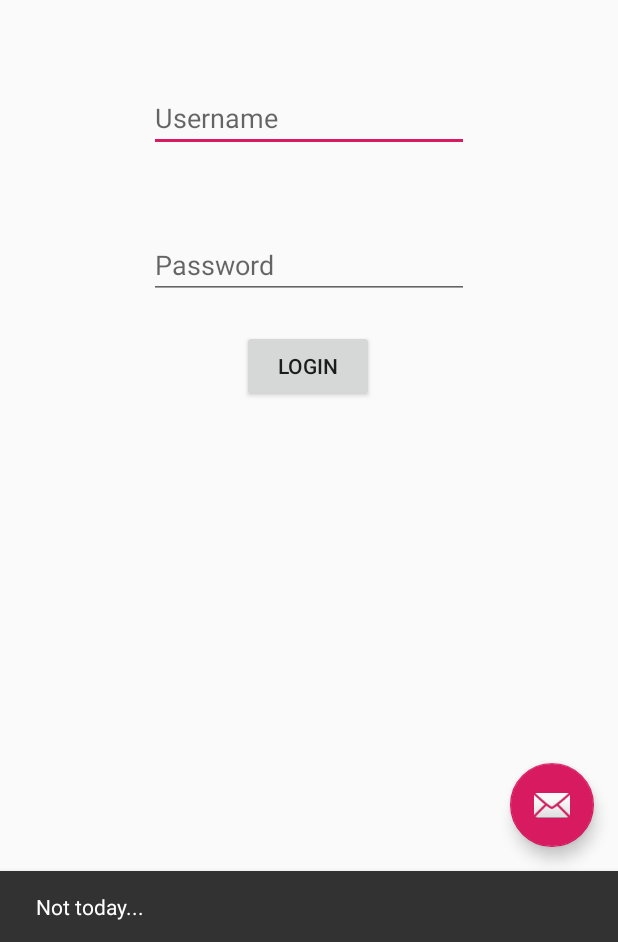
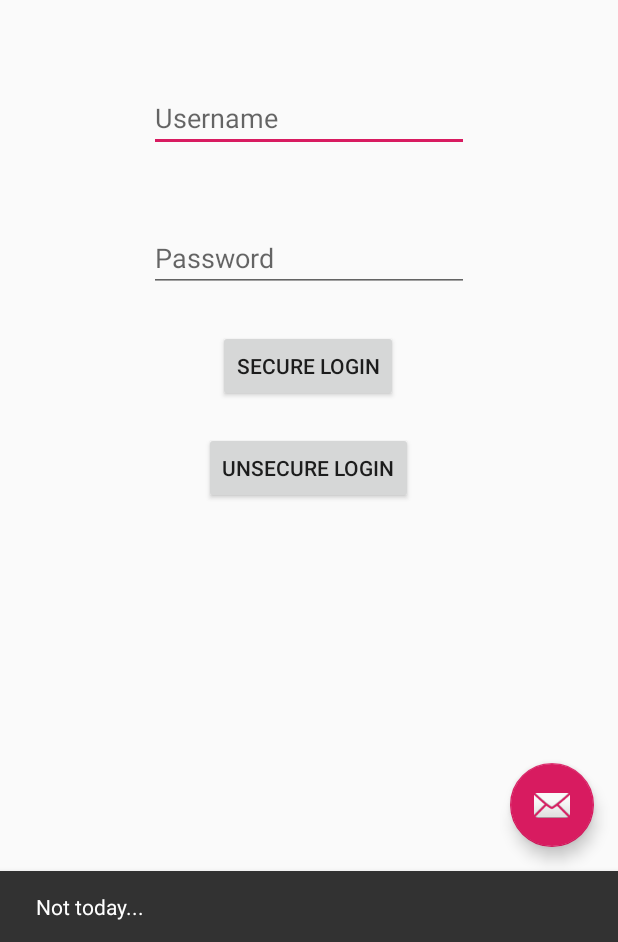
Before and after one commit to choringa/NAFAA_pub, an Android app: the screen it shows after launch (MainActivity), after a tap on an icon or button, on a phone screen of 412 x 824 dp, the part 294-1236 px from its top. Run offline under Robolectric (Android 15) with nearby library versions, the phone set to English and light mode, and no system bars.

Commit message:
Add unsecure method that allows all certificates with a button of login unsecure that would use the okhttp unsecure client. With this can configure the Burp certificate and test bouth cases at once (Case 1: SSL pinned certificate; Case 2: Not Pinning)

```diff
--- a/app/src/main/java/com/indi/nafaa/MainActivity.java
+++ b/app/src/main/java/com/indi/nafaa/MainActivity.java
@@ -36,22 +36,30 @@ public class MainActivity extends AppCompatActivity {
 
         final EditText etUsername = findViewById(R.id.et_main_username);
         final EditText etPassword = findViewById(R.id.et_main_password);
-        Button btnBake = findViewById(R.id.btnSecret);
-        btnBake.setOnClickListener(new View.OnClickListener() {
+        Button btnLoginSecure = findViewById(R.id.btnSecureLogin);
+        btnLoginSecure.setOnClickListener(new View.OnClickListener() {
             @Override
             public void onClick(View v) {
-                secretMethod(etUsername.getText().toString(), etPassword.getText().toString());
+                loginMethod(etUsername.getText().toString(), etPassword.getText().toString(), true);
+            }
+        });
+
+        Button btnLoginUnsecure = findViewById(R.id.btnUnsecureLogin);
+        btnLoginUnsecure.setOnClickListener(new View.OnClickListener() {
+            @Override
+            public void onClick(View v) {
+                loginMethod(etUsername.getText().toString(), etPassword.getText().toString(), false);
             }
         });
     }
 
-    public void secretMethod(String username, String password){
+    public void loginMethod(String username, String password, boolean secure){
         Utils utils = new Utils();
         JSONObject jsonObject = new JSONObject();
         try {
             jsonObject.put("username", username);
             jsonObject.put("password", password);
-            Object[] params = {utils, jsonObject.toString()};
+            Object[] params = {utils, jsonObject.toString(), secure};
             new RequestAsyncTask(this).execute(params);
         } catch (JSONException e) {
             e.printStackTrace();
--- a/app/src/main/java/com/indi/nafaa/RequestAsyncTask.java
+++ b/app/src/main/java/com/indi/nafaa/RequestAsyncTask.java
@@ -21,7 +21,8 @@ public class RequestAsyncTask extends AsyncTask<Object, Void, String> {
     protected String doInBackground(Object... params) {
         Utils utils = (Utils) params[0];
         String jsonString = (String) params[1];
-        String response = utils.makePostRequest(Utils.LOGIN_SERVICE, jsonString);
+        boolean secure = (boolean) params[2];
+        String response = utils.makePostRequest(Utils.LOGIN_SERVICE, jsonString, secure);
         return response;
     }
 
--- a/app/src/main/res/layout/content_main.xml
+++ b/app/src/main/res/layout/content_main.xml
@@ -20,11 +20,22 @@
         app:layout_constraintVertical_bias="0.161" />
 
     <Button
-        android:id="@+id/btnSecret"
+        android:id="@+id/btnSecureLogin"
         android:layout_width="wrap_content"
         android:layout_height="wrap_content"
         android:layout_marginTop="220dp"
         android:text="@string/login_btn_string"
+        app:layout_constraintEnd_toEndOf="parent"
+        app:layout_constraintHorizontal_bias="0.498"
+        app:layout_constraintStart_toStartOf="parent"
+        app:layout_constraintTop_toBottomOf="@+id/textView" />
+
+    <Button
+        android:id="@+id/btnUnsecureLogin"
+        android:layout_width="wrap_content"
+        android:layout_height="wrap_content"
+        android:layout_marginTop="288dp"
+        android:text="@string/unsecure_login_btn_string"
         app:layout_constraintEnd_toEndOf="parent"
         app:layout_constraintHorizontal_bias="0.498"
         app:layout_constraintStart_toStartOf="parent"
--- a/app/src/main/res/values/strings.xml
+++ b/app/src/main/res/values/strings.xml
@@ -3,7 +3,8 @@
     <string name="app_name_acronym">NAFAA</string>
     <string name="action_settings">Settings</string>
     <string name="secret_string">This is a secret string</string>
-    <string name="login_btn_string">Login</string>
+    <string name="login_btn_string">Secure Login</string>
+    <string name="unsecure_login_btn_string">Unsecure Login</string>
     <string name="username_hint">Username</string>
     <string name="password_hint">Password</string>
 </resources>
```
Also changed, not shown: app/src/main/java/com/indi/nafaa/Utils.java (+66 -15 lines).
